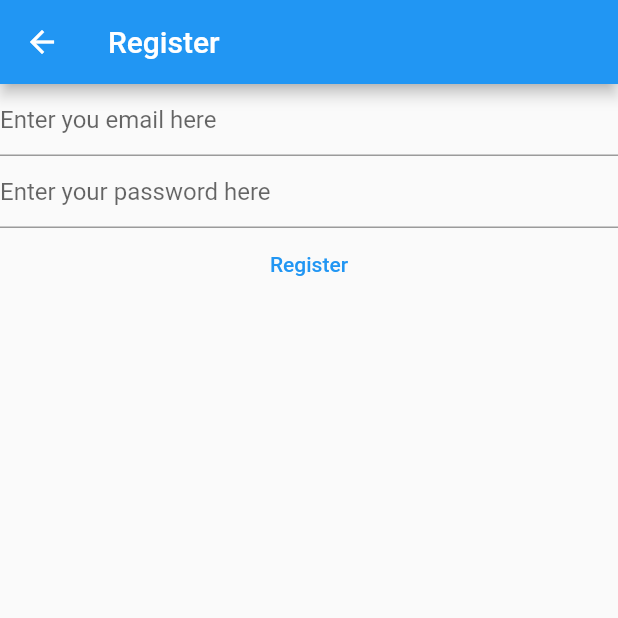
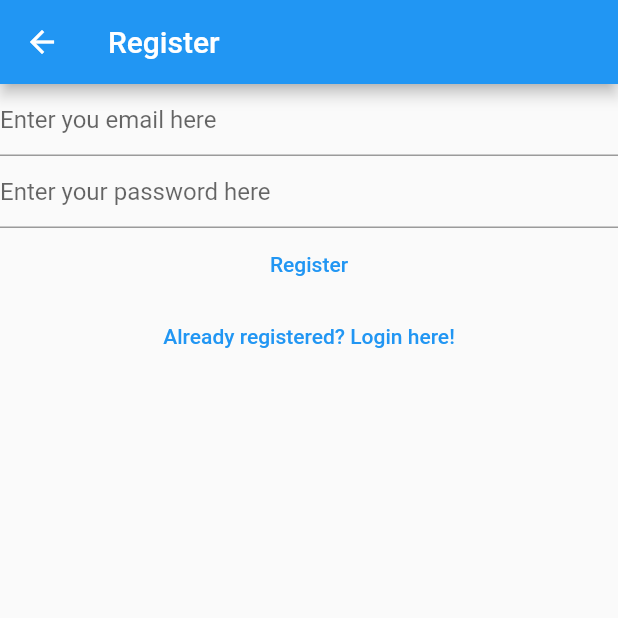
Before and after one commit to IamEnoch/My-Flutter-App, a Flutter app: the RegisterView screen opened by its route, on a phone screen of 412 x 824 dp, the top half of it. Run offline on Flutter 3.47's test engine with Material 2 defaults, Android fonts, the phone set to English and light mode, and no system bars; our stand-ins replace firebase_auth, firebase_core; accounts and stored records are empty; network calls fail.

```diff
--- a/lib/views/login_view.dart
+++ b/lib/views/login_view.dart
@@ -84,6 +84,12 @@ class _LoginViewState extends State<LoginView> {
                           }
                         },
                         child: const Text("Login")),
+                    TextButton(
+                        onPressed: () {
+                          Navigator.of(context).pushNamedAndRemoveUntil(
+                              '/register/', (route) => false);
+                        },
+                        child: const Text('Not registered yet? Register here!'))
                   ],
                 );
               default:
--- a/lib/views/register_view.dart
+++ b/lib/views/register_view.dart
@@ -37,30 +37,23 @@ class _RegisterViewState extends State<RegisterView> {
         appBar: AppBar(
           title: const Text("Register"),
         ),
-      body: FutureBuilder(
-          future: Firebase.initializeApp(
-            options: DefaultFirebaseOptions.currentPlatform,
-          ),
-          builder: (context, snapshot) {
-            switch (snapshot.connectionState) {
-              case ConnectionState.done:
-                return Column(
+        body: Column(
           children: [
             TextField(
               controller: _email,
               enableSuggestions: false,
               autocorrect: false,
               keyboardType: TextInputType.emailAddress,
-                      decoration: const InputDecoration(
-                          hintText: 'Enter you email here'),
+              decoration:
+                  const InputDecoration(hintText: 'Enter you email here'),
             ),
             TextField(
               controller: _password,
               obscureText: true,
               enableSuggestions: false,
               autocorrect: false,
-                      decoration: const InputDecoration(
-                          hintText: 'Enter your password here'),
+              decoration:
+                  const InputDecoration(hintText: 'Enter your password here'),
             ),
             TextButton(
                 onPressed: () async {
@@ -84,12 +77,13 @@ class _RegisterViewState extends State<RegisterView> {
                   }
                 },
                 child: const Text("Register")),
+            TextButton(
+                onPressed: () {
+                  Navigator.of(context)
+                      .pushNamedAndRemoveUntil('/login/', (route) => false);
+                },
+                child: const Text('Already registered? Login here!'))
           ],
-                );
-              default:
-                return const Text('loading');
-            }
-          }),
-    );
+        ));
   }
 }
```
Also changed, not shown: lib/main.dart (+12 -13 lines), lib/views/verify_email_view.dart (added, +32 -0 lines). Lines whose indentation alone changed are shown as unchanged.
